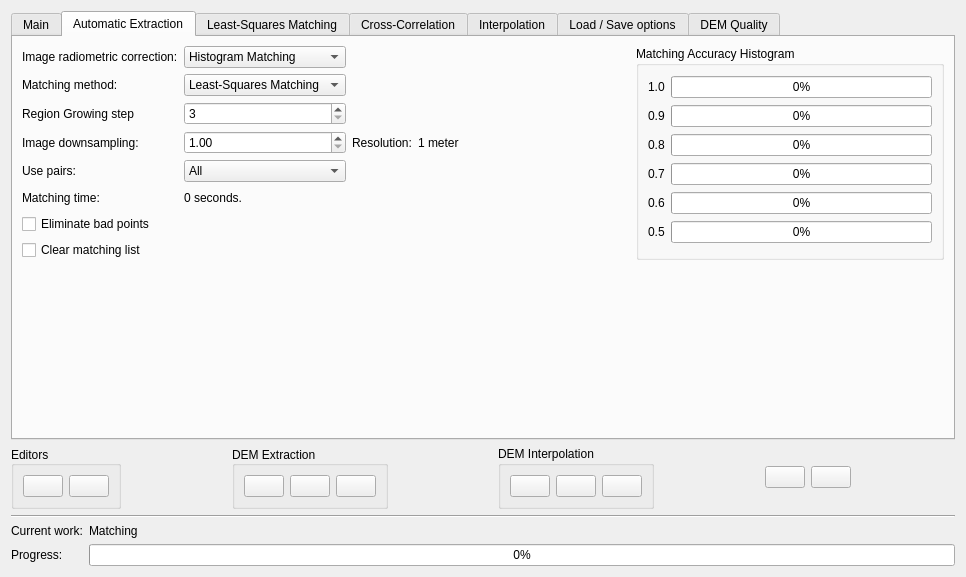
Old version of the form EDU/trunk/qt/interface/DemExtraction.ui in the repository e-foto/e-foto.
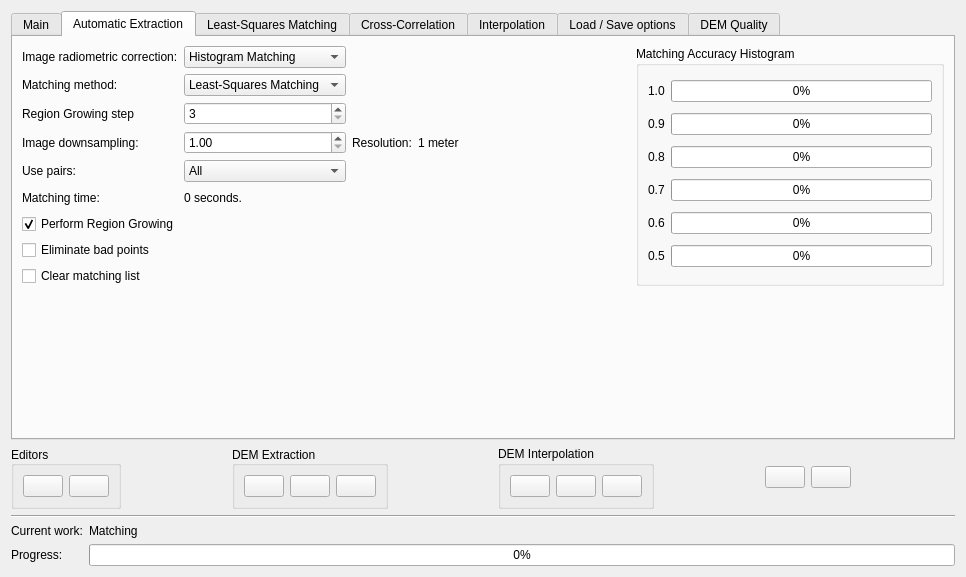
New version of the form. The open tabs and pages were chosen to show the change. Icons and pictures are not drawn.

```diff
--- a/EDU/trunk/qt/interface/DemExtraction.ui
+++ b/EDU/trunk/qt/interface/DemExtraction.ui
@@ -1124,6 +1124,16 @@
        </item>
        <item row="1" column="0">
         <layout class="QVBoxLayout" name="verticalLayout_9">
+         <item>
+          <widget class="QCheckBox" name="checkBox_5">
+           <property name="text">
+            <string>Perform Region Growing</string>
+           </property>
+           <property name="checked">
+            <bool>true</bool>
+           </property>
+          </widget>
+         </item>
          <item>
           <widget class="QCheckBox" name="checkBox_4">
            <property name="text">
```
Left out of the diff: 2 changed lines with no effect on the pictures.
